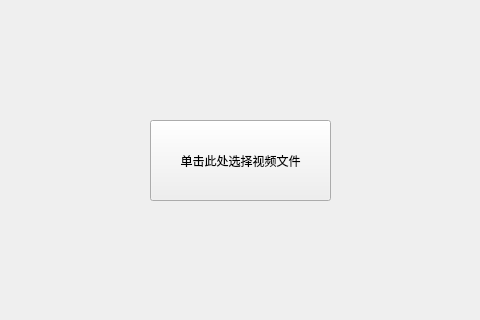
Before: the Qt Designer form code/mainwindow.ui in Wangyiiiiii/SpoonVideoCutter, drawn with Qt 5; both pictures show x 160 to 640 and y 139 to 459 of the 800 by 600 pixel window.
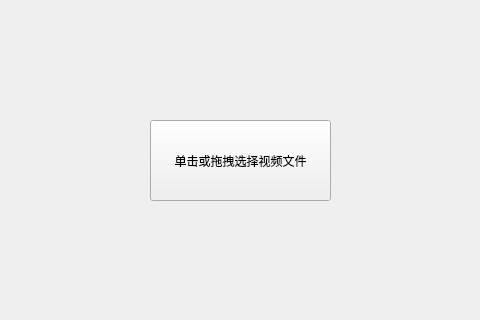
After: the same form once the commit is applied.

Commit message: 调整UI

```diff
--- a/code/mainwindow.ui
+++ b/code/mainwindow.ui
@@ -44,7 +44,7 @@
            </size>
           </property>
           <property name="text">
-           <string>单击此处选择视频文件</string>
+           <string>单击或拖拽选择视频文件</string>
           </property>
          </widget>
         </item>
```
Left out of the diff: 14 changed lines with no effect on the pictures. The commit also changes 2 other files.
